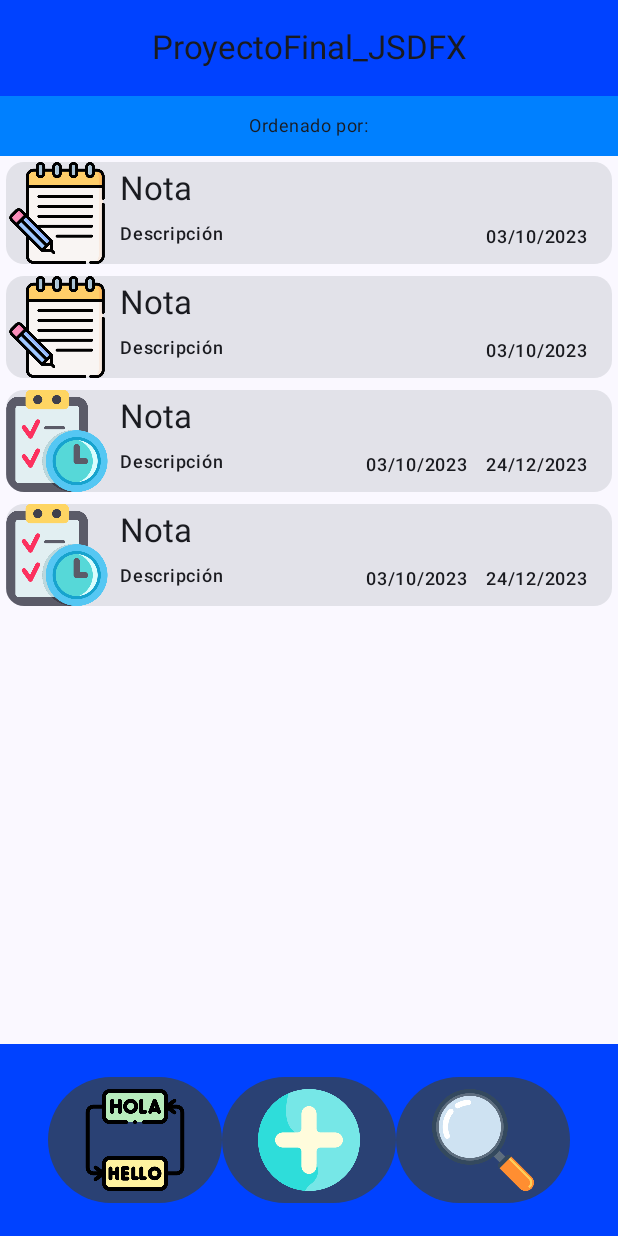
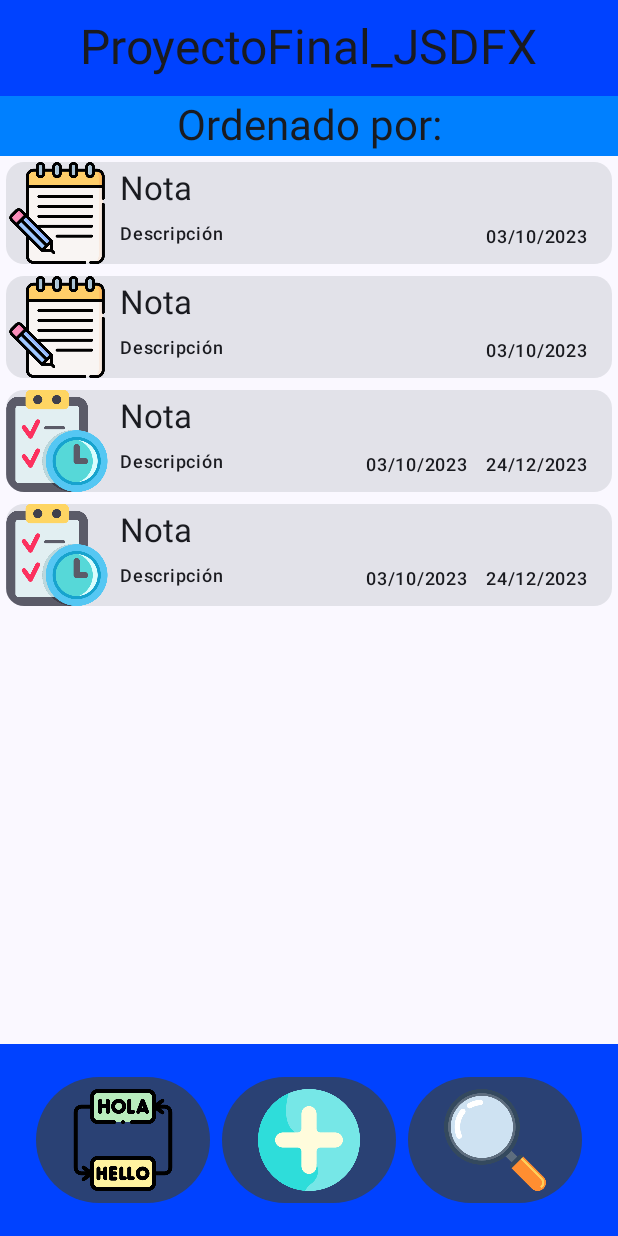
Before and after one commit to Xavi6151/Proyecto_Final_Movil, an Android app built with Jetpack Compose: the screen it shows after launch (MainActivity), on a phone screen of 412 x 824 dp. Run offline under Robolectric (Android 15) with nearby library versions, the phone set to English and light mode, and no system bars.

Commit message:
Actualización. Detalles menores

```diff
--- a/ProyectoFinal_JSDFX/app/src/main/java/com/davidlopez/proyectofinal_jsdfx/MainActivity.kt
+++ b/ProyectoFinal_JSDFX/app/src/main/java/com/davidlopez/proyectofinal_jsdfx/MainActivity.kt
@@ -223,7 +223,7 @@ fun app(modifier: Modifier = Modifier){
                 {
                     Text(
                         text = stringResource(id = R.string.app_name),
-                        style = MaterialTheme.typography.titleLarge
+                        style = MaterialTheme.typography.headlineLarge
                     )
                 }
                 Row(
@@ -236,7 +236,7 @@ fun app(modifier: Modifier = Modifier){
                 ){
                     Text(
                         text = stringResource(id = R.string.ordenado),
-                        style = MaterialTheme.typography.bodySmall
+                        style = MaterialTheme.typography.headlineMedium
                     )
                 }
             }
@@ -267,7 +267,14 @@ fun app(modifier: Modifier = Modifier){
                         )
                     }
                 }
-                Button(onClick = { /*TODO*/ }) {
+                Button(
+                    onClick = { /*TODO*/ },
+                    modifier = modifier
+                        .padding(
+                            start = dimensionResource(R.dimen.padding_small),
+                            end = dimensionResource(R.dimen.padding_small)
+                        )
+                ) {
                     Box{
                         Image(
                             painter = painterResource(id = R.drawable.a_adir),
--- a/ProyectoFinal_JSDFX/app/src/main/java/com/davidlopez/proyectofinal_jsdfx/MostrarTarea.kt
+++ b/ProyectoFinal_JSDFX/app/src/main/java/com/davidlopez/proyectofinal_jsdfx/MostrarTarea.kt
@@ -62,7 +62,7 @@ fun appMostrarTarea(modifier: Modifier = Modifier){
             Column {
                 Row (
                     modifier = Modifier
-                        .height(64.dp)
+                        .height(128.dp)
                         .background(Color(0, 66, 255, 255))
                         .fillMaxWidth(),
                     horizontalArrangement = Arrangement.Center,
--- a/ProyectoFinal_JSDFX/app/src/main/res/values/dimens.xml
+++ b/ProyectoFinal_JSDFX/app/src/main/res/values/dimens.xml
@@ -7,4 +7,6 @@
     <dimen name="padding_smaller">4dp</dimen>
     <dimen name="height">68dp</dimen>
     <dimen name="width">68dp</dimen>
+    <dimen name="height2">46dp</dimen>
+    <dimen name="width2">46dp</dimen>
 </resources>
```
Also changed, not shown: ProyectoFinal_JSDFX/app/src/main/java/com/davidlopez/proyectofinal_jsdfx/MostrarNota.kt (+40 -2 lines).
